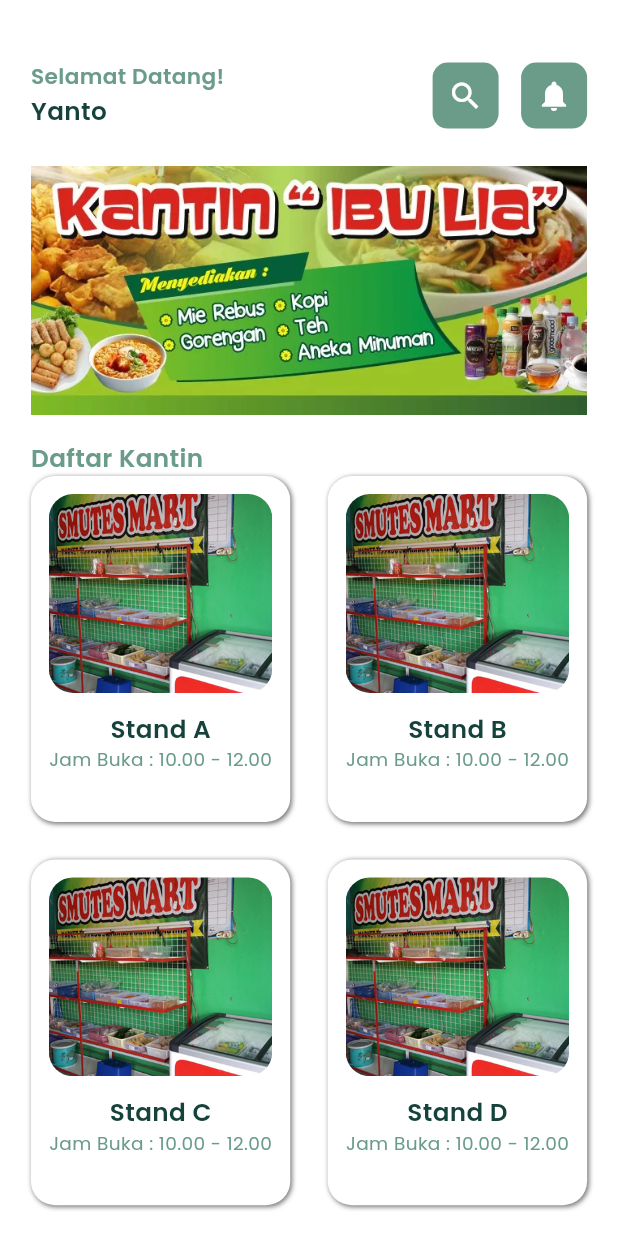
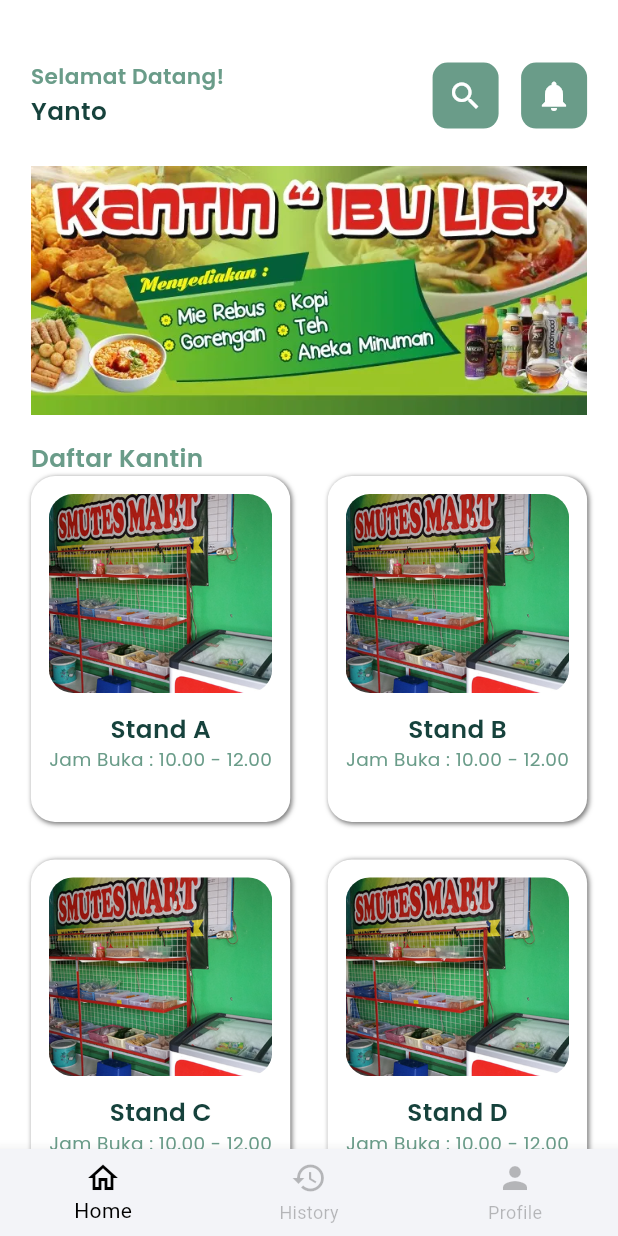
Before and after one commit to silkiy/ukk_kantin_1, a Flutter app: the HomePageStudent screen opened directly, on a phone screen of 412 x 824 dp. Run offline on Flutter 3.47's test engine with Material 3 defaults, Android fonts, the light colour scheme and no system bars; our stand-ins replace animated_splash_screen, google_fonts, page_transition.

Commit message:
feat : add BottomNavBarStudent

```diff
--- /dev/null
+++ b/lib/components/bottom_nav_bar_student.dart
@@ -0,0 +1,66 @@
+import 'package:flutter/material.dart';
+import 'package:ukk_kantin_riga/pages/student/history_page.dart';
+import 'package:ukk_kantin_riga/pages/student/profile_page.dart';
+
+import '../pages/student/home_page_student.dart';
+
+class BottomNavBarStudent extends StatefulWidget {
+  final int selectedItem;
+  const BottomNavBarStudent({
+    super.key,
+    required this.selectedItem,
+  });
+
+  @override
+  State<BottomNavBarStudent> createState() => _BottomNavState();
+}
+
+class _BottomNavState extends State<BottomNavBarStudent> {
+  int _currentIndex = 0;
+
+  void changeSelectedNavBar(int index) {
+    setState(() {
+      _currentIndex = index;
+    });
+    if (index == 0) {
+      Navigator.of(context).pushReplacement(
+        MaterialPageRoute(builder: (context) => const HomePageStudent()),
+      );
+    } else if (index == 1) {
+      Navigator.of(context).pushReplacement(
+        MaterialPageRoute(builder: (context) => const HistoryPage()),
+      );
+    } else if (index == 2) {
+      Navigator.of(context).pushReplacement(
+        MaterialPageRoute(builder: (context) => const ProfilePage()),
+      );
+    }
+  }
+
+  @override
+  Widget build(BuildContext context) {
+    return BottomNavigationBar(
+      type: BottomNavigationBarType.fixed,
+      showUnselectedLabels: true,
+      backgroundColor: const Color.fromRGBO(243, 244, 248, 1),
+      items: const <BottomNavigationBarItem>[
+        BottomNavigationBarItem(
+          icon: Icon(Icons.home_outlined),
+          label: 'Home',
+        ),
+        BottomNavigationBarItem(
+          icon: Icon(Icons.history),
+          label: 'History',
+        ),
+        BottomNavigationBarItem(
+          icon: Icon(Icons.person),
+          label: 'Profile',
+        ),
+      ],
+      selectedItemColor: Colors.black,
+      unselectedItemColor: Colors.black26,
+      currentIndex: widget.selectedItem,
+      onTap: changeSelectedNavBar,
+    );
+  }
+}
--- a/lib/pages/student/home_page_student.dart
+++ b/lib/pages/student/home_page_student.dart
@@ -1,5 +1,6 @@
 import 'package:flutter/material.dart';
 import 'package:google_fonts/google_fonts.dart';
+import 'package:ukk_kantin_riga/components/bottom_nav_bar_student.dart';
 
 import '../../components/header_home_page.dart';
 import '../../components/stand_card.dart';
@@ -70,7 +71,7 @@ class _HomePageStudentState extends State<HomePageStudent> {
               ),
             ),
             SizedBox(
-              height: MediaQuery.of(context).size.height ,
+              height: MediaQuery.of(context).size.height,
               child: GridView.builder(
                 shrinkWrap: true,
                 physics: AlwaysScrollableScrollPhysics(),
@@ -93,6 +94,7 @@ class _HomePageStudentState extends State<HomePageStudent> {
           ],
         ),
       ),
+      bottomNavigationBar: BottomNavBarStudent(selectedItem: 0),
     );
   }
 }
```
